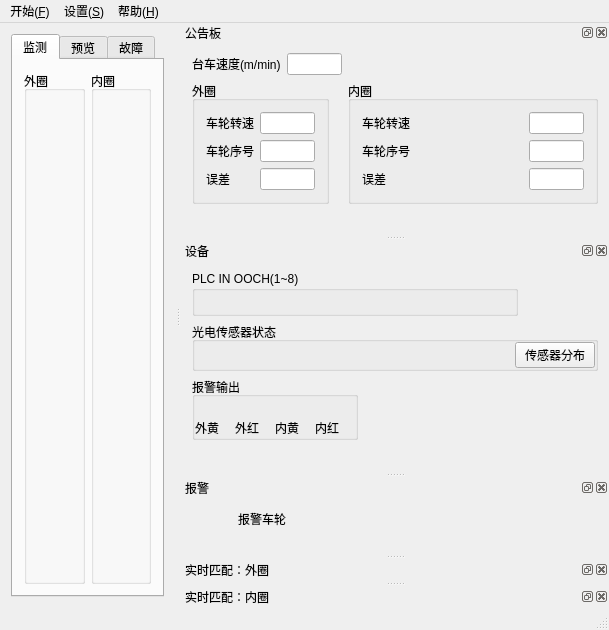
cx3386/WheelMonitor, file sources/mainwindow.ui: the form before one commit.
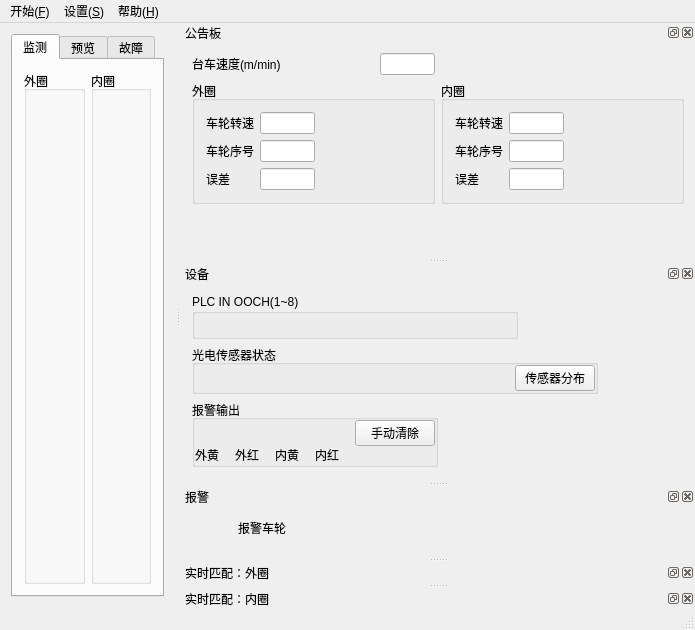
The form after the commit. Icons and pictures are not drawn. Custom widgets are drawn as their Qt base class.

Diff of the .ui file:
```diff
--- a/sources/mainwindow.ui
+++ b/sources/mainwindow.ui
@@ -6,7 +6,7 @@
    <rect>
     <x>0</x>
     <y>0</y>
-    <width>539</width>
+    <width>598</width>
     <height>630</height>
    </rect>
   </property>
@@ -147,8 +147,8 @@
     <rect>
      <x>0</x>
      <y>0</y>
-     <width>539</width>
-     <height>23</height>
+     <width>598</width>
+     <height>18</height>
     </rect>
    </property>
    <property name="defaultUp">
@@ -204,52 +204,26 @@
     <number>2</number>
    </attribute>
    <widget class="QWidget" name="dockWidgetContents">
-    <layout class="QFormLayout" name="formLayout_3">
-     <item row="0" column="0">
-      <layout class="QHBoxLayout" name="horizontalLayout_3">
-       <item>
-        <widget class="QLabel" name="cartSpeedLabel">
-         <property name="text">
-          <string>台车速度(m/min)</string>
-         </property>
-         <property name="buddy">
-          <cstring>cartSpeedLineEdit</cstring>
-         </property>
-        </widget>
-       </item>
-       <item>
-        <widget class="QLineEdit" name="cartSpeedLineEdit">
-         <property name="enabled">
-          <bool>true</bool>
-         </property>
-         <property name="minimumSize">
+    <layout class="QGridLayout" name="gridLayout_13">
+     <item row="1" column="2">
+      <spacer name="horizontalSpacer">
+       <property name="orientation">
+        <enum>Qt::Horizontal</enum>
+       </property>
+       <property name="sizeHint" stdset="0">
           <size>
-           <width>55</width>
-           <height>0</height>
-          </size>
-         </property>
-         <property name="maximumSize">
-          <size>
-           <width>55</width>
-           <height>16777215</height>
-          </size>
-         </property>
-         <property name="text">
-          <string/>
-         </property>
-         <property name="readOnly">
-          <bool>true</bool>
-         </property>
-        </widget>
-       </item>
-      </layout>
+         <width>40</width>
+         <height>20</height>
+        </size>
+       </property>
+      </spacer>
      </item>
      <item row="1" column="0">
       <widget class="QGroupBox" name="groupBox">
        <property name="title">
         <string>外圈</string>
        </property>
-       <layout class="QGridLayout" name="gridLayout_11">
+       <layout class="QGridLayout" name="gridLayout_12">
         <item row="0" column="0">
          <widget class="QLabel" name="lastSpeedLabel">
           <property name="text">
@@ -285,6 +259,31 @@
           </property>
          </widget>
         </item>
+        <item row="0" column="2" rowspan="3">
+         <widget class="QLabel" name="plateLabel_o">
+          <property name="minimumSize">
+           <size>
+            <width>100</width>
+            <height>53</height>
+           </size>
+          </property>
+          <property name="maximumSize">
+           <size>
+            <width>100</width>
+            <height>53</height>
+           </size>
+          </property>
+          <property name="text">
+           <string/>
+          </property>
+          <property name="pixmap">
+           <pixmap resource="WheelMonitor.qrc">:/WheelMonitor/Resources/images/pure_white.jpg</pixmap>
+          </property>
+          <property name="scaledContents">
+           <bool>true</bool>
+          </property>
+         </widget>
+        </item>
         <item row="1" column="0">
          <widget class="QLabel" name="numLabel">
           <property name="font">
@@ -368,27 +367,53 @@
        </layout>
       </widget>
      </item>
+     <item row="0" column="0">
+      <layout class="QHBoxLayout" name="horizontalLayout_3">
+       <item>
+        <widget class="QLabel" name="cartSpeedLabel">
+         <property name="text">
+          <string>台车速度(m/min)</string>
+         </property>
+         <property name="buddy">
+          <cstring>cartSpeedLineEdit</cstring>
+         </property>
+        </widget>
+       </item>
+       <item>
+        <widget class="QLineEdit" name="cartSpeedLineEdit">
+         <property name="enabled">
+          <bool>true</bool>
+         </property>
+         <property name="minimumSize">
+          <size>
+           <width>55</width>
+           <height>0</height>
+          </size>
+         </property>
+         <property name="maximumSize">
+          <size>
+           <width>55</width>
+           <height>16777215</height>
+          </size>
+         </property>
+         <property name="text">
+          <string/>
+         </property>
+         <property name="readOnly">
+          <bool>true</bool>
+         </property>
+        </widget>
+       </item>
+      </layout>
+     </item>
      <item row="1" column="1">
       <widget class="QGroupBox" name="groupBox_8">
        <property name="title">
         <string>内圈</string>
        </property>
-       <layout class="QGridLayout" name="gridLayout_12">
-        <item row="0" column="0">
-         <widget class="QLabel" name="lastSpeedLabel_3">
-          <property name="text">
-           <string>车轮转速</string>
-          </property>
-          <property name="buddy">
-           <cstring>lastSpeedLineEdit_i</cstring>
-          </property>
-         </widget>
-        </item>
+       <layout class="QGridLayout" name="gridLayout_11">
         <item row="0" column="1">
          <widget class="QLineEdit" name="lastSpeedLineEdit_i">
-          <property name="enabled">
-           <bool>true</bool>
-          </property>
           <property name="minimumSize">
            <size>
             <width>55</width>
@@ -424,28 +449,13 @@
           </property>
          </widget>
         </item>
-        <item row="1" column="1">
-         <widget class="QLineEdit" name="numLineEdit_i">
-          <property name="enabled">
-           <bool>true</bool>
-          </property>
-          <property name="minimumSize">
-           <size>
-            <width>55</width>
-            <height>0</height>
-           </size>
-          </property>
-          <property name="maximumSize">
-           <size>
-            <width>55</width>
-            <height>16777215</height>
-           </size>
-          </property>
+        <item row="0" column="0">
+         <widget class="QLabel" name="lastSpeedLabel_3">
           <property name="text">
-           <string/>
+           <string>车轮转速</string>
           </property>
-          <property name="readOnly">
-           <bool>true</bool>
+          <property name="buddy">
+           <cstring>lastSpeedLineEdit_i</cstring>
           </property>
          </widget>
         </item>
@@ -464,11 +474,30 @@
           </property>
          </widget>
         </item>
+        <item row="1" column="1">
+         <widget class="QLineEdit" name="numLineEdit_i">
+          <property name="minimumSize">
+           <size>
+            <width>55</width>
+            <height>0</height>
+           </size>
+          </property>
+          <property name="maximumSize">
+           <size>
+            <width>55</width>
+            <height>16777215</height>
+           </size>
+          </property>
+          <property name="text">
+           <string/>
+          </property>
+          <property name="readOnly">
+           <bool>true</bool>
+          </property>
+         </widget>
+        </item>
         <item row="2" column="1">
          <widget class="QLineEdit" name="lastErrorLineEdit_i">
-          <property name="enabled">
-           <bool>true</bool>
-          </property>
           <property name="minimumSize">
            <size>
             <width>55</width>
@@ -489,9 +518,47 @@
           </property>
          </widget>
         </item>
+        <item row="0" column="2" rowspan="3">
+         <widget class="QLabel" name="plateLabel_i">
+          <property name="minimumSize">
+           <size>
+            <width>100</width>
+            <height>53</height>
+           </size>
+          </property>
+          <property name="maximumSize">
+           <size>
+            <width>100</width>
+            <height>53</height>
+           </size>
+          </property>
+          <property name="text">
+           <string/>
+          </property>
+          <property name="pixmap">
+           <pixmap resource="WheelMonitor.qrc">:/WheelMonitor/Resources/images/pure_white.jpg</pixmap>
+          </property>
+          <property name="scaledContents">
+           <bool>true</bool>
+          </property>
+         </widget>
+        </item>
        </layout>
       </widget>
      </item>
+     <item row="2" column="0" colspan="2">
+      <spacer name="verticalSpacer">
+       <property name="orientation">
+        <enum>Qt::Vertical</enum>
+       </property>
+       <property name="sizeHint" stdset="0">
+        <size>
+         <width>20</width>
+         <height>40</height>
+        </size>
+       </property>
+      </spacer>
+     </item>
     </layout>
    </widget>
   </widget>
@@ -1104,6 +1171,13 @@
           </property>
          </widget>
         </item>
+        <item row="0" column="4">
+         <widget class="QPushButton" name="btn_clear_alarm">
+          <property name="text">
+           <string>手动清除</string>
+          </property>
+         </widget>
+        </item>
        </layout>
       </widget>
      </item>
@@ -1131,7 +1205,7 @@
      <item row="0" column="0">
       <widget class="QPushButton" name="alarmPushButton">
        <property name="enabled">
-        <bool>true</bool>
+        <bool>false</bool>
        </property>
        <property name="cursor">
         <cursorShape>PointingHandCursor</cursorShape>
```
Left out of the diff: 164 changed lines with no effect on the pictures. Lines whose indentation alone changed are shown as unchanged.
